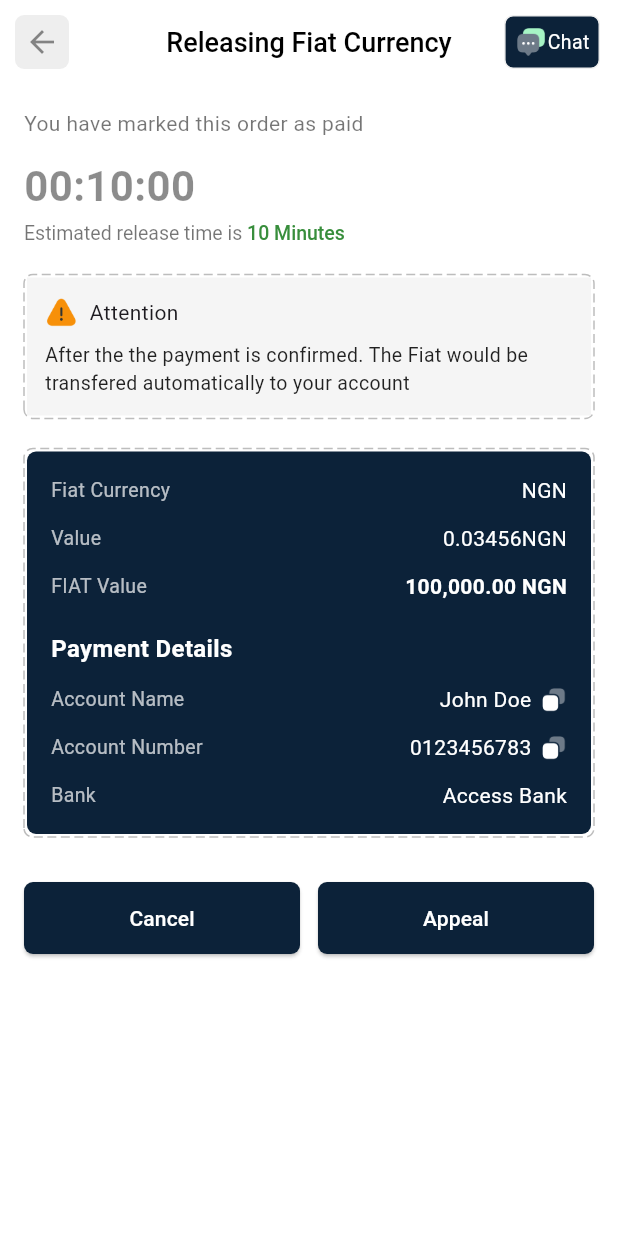
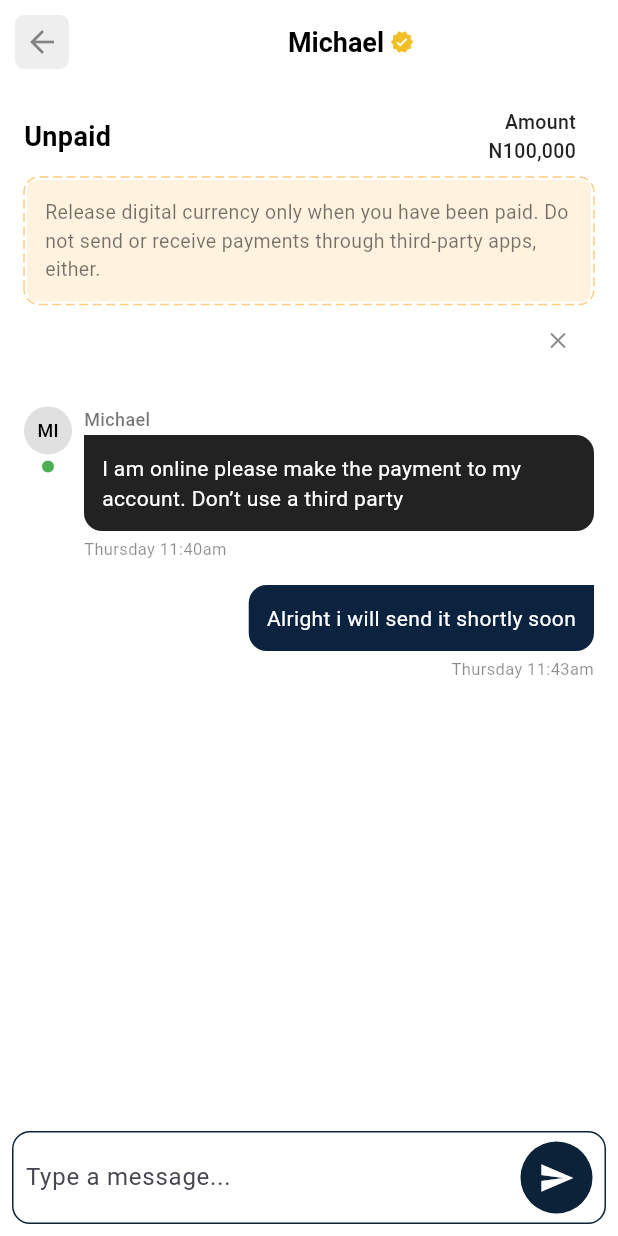
Before and after one commit to Ammara-Akbar/KoolSwitch, a Flutter app: the MakePaymentScreen screen opened directly, after a tap on "Chat", on a phone screen of 412 x 824 dp. Run offline on Flutter 3.47's test engine with Material 3 defaults, Android fonts, the phone set to English and light mode, and no system bars; drawn by our look-alikes of dotted_border.

Commit message:
trade chat screen

```diff
--- a/kool_switch/lib/screens/make_payment_screen.dart
+++ b/kool_switch/lib/screens/make_payment_screen.dart
@@ -1,6 +1,7 @@
 import 'package:dotted_border/dotted_border.dart';
 import 'package:flutter/material.dart';
 import 'package:kool_switch/screens/release_fat_screen.dart';
+import 'package:kool_switch/screens/trade_chat_screen.dart';
 import 'package:kool_switch/utils/colors.dart';
 
 class MakePaymentScreen extends StatelessWidget {
@@ -101,7 +102,7 @@ class MakePaymentScreen extends StatelessWidget {
                       onPressed: () {
                          Navigator.push(
                         context,
-                        MaterialPageRoute(builder: (_) => ReleaseFiatScreen()),
+                        MaterialPageRoute(builder: (_) => TradeChatScreen()),
                       );
                       },
                       icon:
--- /dev/null
+++ b/kool_switch/lib/screens/trade_chat_screen.dart
@@ -0,0 +1,329 @@
+import 'package:dotted_border/dotted_border.dart';
+import 'package:flutter/material.dart';
+import 'package:kool_switch/utils/colors.dart';
+
+class TradeChatScreen extends StatefulWidget {
+  const TradeChatScreen({super.key});
+
+  @override
+  State<TradeChatScreen> createState() => _TradeChatScreenState();
+}
+
+class _TradeChatScreenState extends State<TradeChatScreen> {
+  bool showWarning = true; // to control cross icon close
+  final TextEditingController _messageController = TextEditingController();
+  final List<ChatMessage> messages = [];
+
+  @override
+  Widget build(BuildContext context) {
+    return Scaffold(
+      backgroundColor: Colors.white,
+
+      // AppBar
+      appBar: AppBar(
+        backgroundColor: Colors.white,
+        elevation: 0,
+        leading: GestureDetector(
+          onTap: () {
+            Navigator.pop(context);
+          },
+          child: Padding(
+            padding: const EdgeInsets.all(10.0),
+            child: Container(
+                decoration: BoxDecoration(
+                    borderRadius: BorderRadius.circular(6),
+                    color: Colors.grey.shade200),
+                child: const Icon(Icons.arrow_back, color: Colors.black45)),
+          ),
+        ),
+        title: Row(
+          mainAxisAlignment: MainAxisAlignment.center,
+          children: const [
+            Text(
+              "Michael",
+              style: TextStyle(
+                  color: Colors.black,
+                  fontWeight: FontWeight.w600,
+                  fontSize: 18),
+            ),
+            SizedBox(width: 4),
+            Icon(Icons.verified, color: Color(0xffF2C025), size: 16),
+          ],
+        ),
+        centerTitle: true,
+      ),
+
+      body: Column(
+        children: [
+          Expanded(
+            child: ListView(
+              padding: const EdgeInsets.all(16),
+              children: [
+                // Unpaid text
+                Row(
+                  mainAxisAlignment: MainAxisAlignment.spaceBetween,
+                  children: [
+                    const Text(
+                      "Unpaid",
+                      style: TextStyle(
+                        color: Colors.black,
+                        fontSize: 18,
+                        fontWeight: FontWeight.w600,
+                      ),
+                    ),
+                    const Padding(
+                      padding: EdgeInsets.only(right: 12),
+                      child: Text(
+                        "Amount\nN100,000",
+                        textAlign: TextAlign.right,
+                        style: TextStyle(
+                            fontSize: 13,
+                            color: Colors.black87,
+                            fontWeight: FontWeight.w500),
+                      ),
+                    ),
+                  ],
+                ),
+                const SizedBox(height: 8),
+
+                // Warning Box with close icon
+                if (showWarning) ...[
+                  DottedBorder(
+                    color: Colors.orange.shade200,
+                    strokeWidth: 1,
+                    borderType: BorderType.RRect,
+                    radius: const Radius.circular(10),
+                    dashPattern: const [6, 3],
+                    child: Container(
+                      width: double.infinity,
+                      padding: const EdgeInsets.all(12),
+                      decoration: BoxDecoration(
+                        color: Colors.orange.shade50,
+                        borderRadius: BorderRadius.circular(6),
+                      ),
+                      child: const Text(
+                        "Release digital currency only when you have been paid. "
+                        "Do not send or receive payments through third-party apps, either.",
+                        style: TextStyle(color: Colors.black54, fontSize: 13),
+                      ),
+                    ),
+                  ),
+                  Align(
+                    alignment: Alignment.centerRight,
+                    child: IconButton(
+                      icon: const Icon(Icons.close,
+                          size: 18, color: Colors.black45),
+                      onPressed: () {
+                        setState(() {
+                          showWarning = false;
+                        });
+                      },
+                    ),
+                  ),
+                ],
+
+                const SizedBox(height: 20),
+
+                // Seller message (static)
+                Row(
+                  crossAxisAlignment: CrossAxisAlignment.start,
+                  children: [
+                    Column(
+                      children: [
+                        CircleAvatar(
+                          radius: 16,
+                          backgroundColor: Colors.grey.shade300,
+                          child: const Text("MI",
+                              style:
+                                  TextStyle(color: Colors.black, fontSize: 12)),
+                        ),
+                        const SizedBox(height: 4),
+                        Container(
+                          width: 8,
+                          height: 8,
+                          decoration: const BoxDecoration(
+                            color: Colors.green,
+                            shape: BoxShape.circle,
+                          ),
+                        )
+                      ],
+                    ),
+                    const SizedBox(width: 8),
+                    Expanded(
+                      child: Column(
+                        crossAxisAlignment: CrossAxisAlignment.start,
+                        children: [
+                          const Text(
+                            "Michael",
+                            style: TextStyle(
+                                fontSize: 12,
+                                fontWeight: FontWeight.w500,
+                                color: Colors.black54),
+                          ),
+                          const SizedBox(height: 2),
+                          Container(
+                            padding: const EdgeInsets.all(12),
+                            decoration: const BoxDecoration(
+                              color: Colors.black87,
+                              borderRadius: BorderRadius.only(
+                                bottomLeft: Radius.circular(12),
+                                bottomRight: Radius.circular(12),
+                                topRight: Radius.circular(12),
+                              ),
+                            ),
+                            child: const Text(
+                              "I am online please make the payment to my account. Don’t use a third party",
+                              style: TextStyle(color: Colors.white),
+                            ),
+                          ),
+                          const SizedBox(height: 4),
+                          const Text(
+                            "Thursday 11:40am",
+                            style:
+                                TextStyle(fontSize: 11, color: Colors.black45),
+                          ),
+                        ],
+                      ),
+                    ),
+                  ],
+                ),
+                const SizedBox(height: 16),
+
+                // Example Buyer message (static)
+                Align(
+                  alignment: Alignment.centerRight,
+                  child: Column(
+                    crossAxisAlignment: CrossAxisAlignment.end,
+                    children: [
+                      Container(
+                        padding: const EdgeInsets.all(12),
+                        decoration: const BoxDecoration(
+                          color: Color(0xFF0C2340),
+                          borderRadius: BorderRadius.only(
+                            bottomLeft: Radius.circular(12),
+                            bottomRight: Radius.circular(12),
+                            topLeft: Radius.circular(12),
+                          ),
+                        ),
+                        child: const Text(
+                          "Alright i will send it shortly soon",
+                          style: TextStyle(color: Colors.white),
+                        ),
+                      ),
+                      const SizedBox(height: 4),
+                      const Text("Thursday 11:43am",
+                          style:
+                              TextStyle(fontSize: 11, color: Colors.black45)),
+                    ],
+                  ),
+                ),
+
+                // ✅ Dynamic messages
+                const SizedBox(height: 20),
+                for (var msg in messages)
+                  Align(
+                    alignment:
+                        msg.isMe ? Alignment.centerRight : Alignment.centerLeft,
+                    child: Column(
+                      crossAxisAlignment: msg.isMe
+                          ? CrossAxisAlignment.end
+                          : CrossAxisAlignment.start,
+                      children: [
+                        Container(
+                          padding: const EdgeInsets.all(12),
+                          decoration: BoxDecoration(
+                            color: msg.isMe
+                                ? const Color(0xFF0C2340)
+                                : Colors.black87,
+                            borderRadius: BorderRadius.only(
+                              bottomLeft: const Radius.circular(12),
+                              bottomRight: const Radius.circular(12),
+                              topLeft: msg.isMe
+                                  ? const Radius.circular(12)
+                                  : const Radius.circular(0),
+                              topRight: msg.isMe
+                                  ? const Radius.circular(0)
+                                  : const Radius.circular(12),
+                            ),
+                          ),
+                          child: Text(
+                            msg.text,
+                            style: const TextStyle(color: Colors.white),
+                          ),
+                        ),
+                        const SizedBox(height: 4),
+                        Text(
+                          "${msg.time.hour.toString().padLeft(2, '0')}:${msg.time.minute.toString().padLeft(2, '0')}",
+                          style: const TextStyle(
+                              fontSize: 11, color: Colors.black45),
+                        ),
+                      ],
+                    ),
+                  ),
+              ],
+            ),
+          ),
+
+          // ✅ Message Input Field
+          SafeArea(
+            child: Padding(
+              padding: const EdgeInsets.all(8.0),
+              child: Container(
+                padding: const EdgeInsets.symmetric(horizontal: 8, vertical: 6),
+                decoration: BoxDecoration(
+                    color: Colors.white,
+                    border: Border.all(color: AppColors.primaryColor),
+                    borderRadius: BorderRadius.circular(12)),
+                child: Row(
+                  children: [
+                    Expanded(
+                      child: TextField(
+                        controller: _messageController,
+                        decoration: const InputDecoration(
+                          hintText: "Type a message...",
+                          border: InputBorder.none,
+                        ),
+                      ),
+                    ),
+                    Container(
+                      decoration: BoxDecoration(
+                          color: AppColors.primaryColor,
+                          shape: BoxShape.circle),
+                      child: IconButton(
+                        icon: const Icon(
+                          Icons.send,
+                          color: Colors.white,
+                        ),
+                        onPressed: () {
+                          if (_messageController.text.trim().isNotEmpty) {
+                            setState(() {
+                              messages.add(ChatMessage(
+                                text: _messageController.text.trim(),
+                                time: DateTime.now(),
+                                isMe: true,
+                              ));
+                              _messageController.clear();
+                            });
+                          }
+                        },
+                      ),
+                    ),
+                  ],
+                ),
+              ),
+            ),
+          ),
+        ],
+      ),
+    );
+  }
+}
+
+// Add this model to store message + time
+class ChatMessage {
+  final String text;
+  final DateTime time;
+  final bool isMe;
+
+  ChatMessage({required this.text, required this.time, required this.isMe});
+}
```
